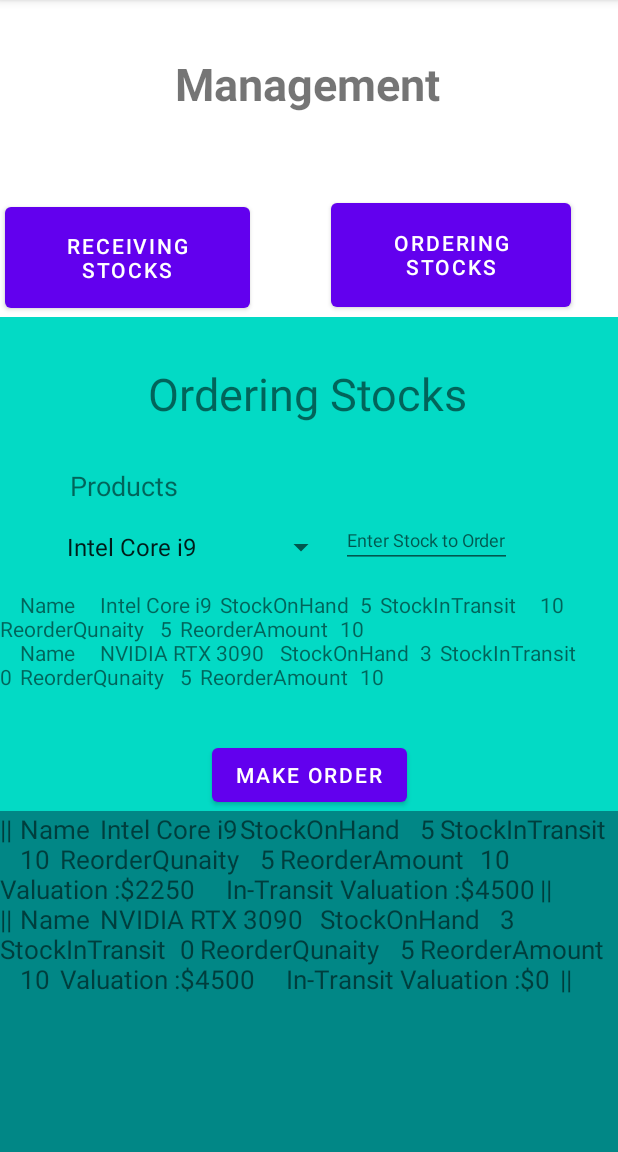
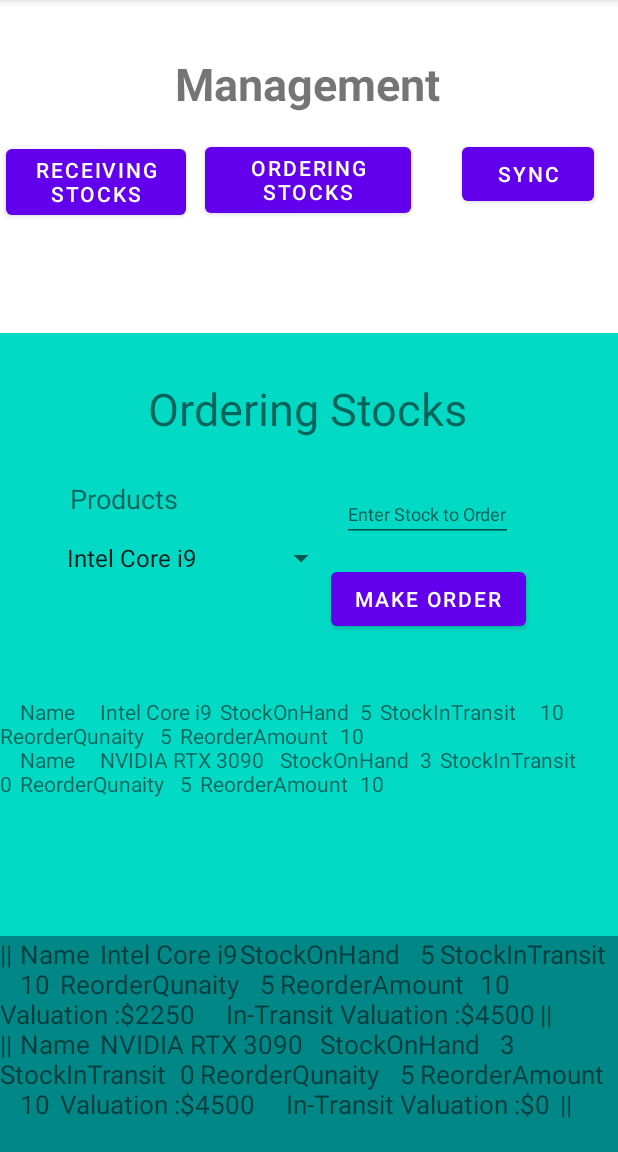
Before and after one commit to MatchHue/3606_A2, an Android app: the fragment OrderingStocksFragment placed in its activity, on a phone screen of 412 x 824 dp, the part 84-1236 px from its top. Run offline under Robolectric (Android 15) with nearby library versions, the phone set to English and light mode, and no system bars; libraries missing offline, so code that uses them is left out: com.loopj.android, cz.msebera.android.

```diff
--- a/app/build.gradle
+++ b/app/build.gradle
@@ -38,6 +38,8 @@ dependencies {
     implementation 'androidx.legacy:legacy-support-v4:1.0.0'
     implementation 'androidx.navigation:navigation-fragment:2.3.5'
     implementation 'androidx.navigation:navigation-ui:2.3.5'
+    implementation 'com.loopj.android:android-async-http:1.4.11'
+    implementation 'com.google.code.gson:gson:2.8.9'
     testImplementation 'junit:junit:4.+'
     androidTestImplementation 'androidx.test.ext:junit:1.1.3'
     androidTestImplementation 'androidx.test.espresso:espresso-core:3.4.0'
--- a/app/src/main/java/com/hfad/a816018640_and_816015043/MainActivity.java
+++ b/app/src/main/java/com/hfad/a816018640_and_816015043/MainActivity.java
@@ -1,15 +1,29 @@
 package com.hfad.a816018640_and_816015043;
+
+import android.database.Cursor;
+import android.database.sqlite.SQLiteDatabase;
+import android.database.sqlite.SQLiteOpenHelper;
+import android.os.Bundle;
+import android.view.View;
+import android.widget.Toast;
 
 import androidx.appcompat.app.AppCompatActivity;
 import androidx.fragment.app.Fragment;
 import androidx.fragment.app.FragmentManager;
 import androidx.fragment.app.FragmentTransaction;
 
-import android.content.Intent;
-import android.os.Bundle;
-import android.view.View;
+import com.example.a816018640_and_816015043.R;
+import com.google.gson.Gson;
+import com.google.gson.GsonBuilder;
+import com.loopj.android.http.AsyncHttpClient;
+import com.loopj.android.http.AsyncHttpResponseHandler;
+import com.loopj.android.http.RequestParams;
 
-import com.example.a816018640_and_816015043.R;
+import java.io.UnsupportedEncodingException;
+import java.util.ArrayList;
+import java.util.HashMap;
+
+import cz.msebera.android.httpclient.Header;
 
 public class MainActivity extends AppCompatActivity {
 
@@ -34,4 +48,59 @@ public class MainActivity extends AppCompatActivity {
         fragmentTransaction.commit();
 
     }
+
+    String url="http://192.168.100.192/starbuzz/syncdrinks.php";
+
+    public String composeJSONfromSQLite(){
+        ArrayList<HashMap<String, String>> ProductList;
+        ProductList = new ArrayList<HashMap<String, String>>();
+        SQLiteOpenHelper sqlDataHelper = new SqlDatabase(MainActivity.this);
+        SQLiteDatabase database = sqlDataHelper.getReadableDatabase();
+        Cursor cursor = database.rawQuery("select * from Product", null,null);
+        if (cursor.moveToFirst()) {
+            do {
+                HashMap<String, String> map = new HashMap<String, String>();
+                map.put("_id", cursor.getString(0));
+                ProductList.add(map);
+            } while (cursor.moveToNext());
+        }
+        database.close();
+        Gson gson = new GsonBuilder().create();
+        //Use GSON to serialize Array List to JSON
+        return gson.toJson(ProductList);
+    }
+
+    //Example of updating the DB on the server using a POST request
+    public void onSync(View view) {
+        Toast.makeText(MainActivity.this, "Attempting to sync...", Toast.LENGTH_LONG).show();
+        AsyncHttpClient client = new AsyncHttpClient();
+        RequestParams params = new RequestParams();
+        params.put("productsJSON", composeJSONfromSQLite());
+        client.post(url, params,new AsyncHttpResponseHandler() {
+            @Override
+            public void onSuccess(int statusCode, Header[] headers, byte[] responseBody) {
+                String byteToString = null;
+                try {
+                    byteToString = new String(responseBody, "UTF-8");
+                } catch (UnsupportedEncodingException e) {
+                    e.printStackTrace();
+                }
+               Toast.makeText(MainActivity.this, "Successful response: " + byteToString, Toast.LENGTH_LONG).show();
+            }
+
+            @Override
+            public void onFailure(int statusCode, Header[] headers, byte[] responseBody, Throwable error) {
+                if(statusCode == 404){
+                    Toast.makeText(getApplicationContext(), "Requested resource not found", Toast.LENGTH_LONG).show();
+                }else if(statusCode == 500){
+                    Toast.makeText(getApplicationContext(), "Something went wrong at server end", Toast.LENGTH_LONG).show();
+                }else{
+                    Toast.makeText(getApplicationContext(), "Unexpected Error occcured! [Most common Error: Device might not be connected to Internet]", Toast.LENGTH_LONG).show();
+                }
+            }
+        });
+    }
+
+
+
 }
--- a/app/src/main/java/com/hfad/a816018640_and_816015043/SqlDatabase.java
+++ b/app/src/main/java/com/hfad/a816018640_and_816015043/SqlDatabase.java
@@ -45,5 +45,8 @@ class SqlDatabase extends SQLiteOpenHelper {
         if(oldVersion<2){
             db.execSQL("ALTER TABLE Product ADD COLUMN FAVORITE NUMERIC");
         }
+        if (oldVersion < 3) {
+            db.execSQL("ALTER TABLE Product ADD COLUMN DIRTY BIT default 'FALSE'");
+        }
     }
     }
--- a/app/src/main/res/layout-large/activity_main.xml
+++ b/app/src/main/res/layout-large/activity_main.xml
@@ -1,5 +1,5 @@
 <?xml version="1.0" encoding="utf-8"?>
-<LinearLayout xmlns:android="http://schemas.android.com/apk/res/android"
+<androidx.constraintlayout.widget.ConstraintLayout xmlns:android="http://schemas.android.com/apk/res/android"
     xmlns:app="http://schemas.android.com/apk/res-auto"
     xmlns:tools="http://schemas.android.com/tools"
     android:layout_width="match_parent"
@@ -17,10 +17,10 @@
         android:textStyle="bold"
         app:layout_constraintBottom_toBottomOf="parent"
         app:layout_constraintEnd_toEndOf="parent"
-        app:layout_constraintHorizontal_bias="0.497"
+        app:layout_constraintHorizontal_bias="0.06"
         app:layout_constraintStart_toStartOf="parent"
         app:layout_constraintTop_toTopOf="parent"
-        app:layout_constraintVertical_bias="0.049" />
+        app:layout_constraintVertical_bias="0.048" />
 
     <Button
         android:id="@+id/receiveStock"
@@ -30,10 +30,10 @@
         android:text="@string/receive"
         app:layout_constraintBottom_toBottomOf="parent"
         app:layout_constraintEnd_toStartOf="@+id/orderStock"
-        app:layout_constraintHorizontal_bias="0.063"
+        app:layout_constraintHorizontal_bias="0.078"
         app:layout_constraintStart_toStartOf="parent"
         app:layout_constraintTop_toTopOf="parent"
-        app:layout_constraintVertical_bias="0.192" />
+        app:layout_constraintVertical_bias="0.147" />
 
     <Button
         android:id="@+id/orderStock"
@@ -43,21 +43,34 @@
         android:text="@string/order"
         app:layout_constraintBottom_toBottomOf="parent"
         app:layout_constraintEnd_toEndOf="parent"
-        app:layout_constraintHorizontal_bias="0.876"
+        app:layout_constraintHorizontal_bias="0.25"
         app:layout_constraintStart_toStartOf="parent"
         app:layout_constraintTop_toTopOf="parent"
-        app:layout_constraintVertical_bias="0.188" />
+        app:layout_constraintVertical_bias="0.146" />
+
+    <Button
+        android:id="@+id/sync"
+        android:layout_width="173dp"
+        android:layout_height="87dp"
+        android:onClick="onSync"
+        android:text="SYNC"
+        app:layout_constraintBottom_toBottomOf="parent"
+        app:layout_constraintEnd_toEndOf="parent"
+        app:layout_constraintHorizontal_bias="0.111"
+        app:layout_constraintStart_toStartOf="parent"
+        app:layout_constraintTop_toTopOf="parent"
+        app:layout_constraintVertical_bias="0.281" />
 
     <FrameLayout
         android:id="@+id/FragmentView"
-        android:layout_width="match_parent"
-        android:layout_height="match_parent"
+        android:layout_width="890dp"
+        android:layout_height="965dp"
         app:layout_constraintBottom_toBottomOf="parent"
         app:layout_constraintEnd_toEndOf="parent"
-        app:layout_constraintHorizontal_bias="0.0"
+        app:layout_constraintHorizontal_bias="1.0"
         app:layout_constraintStart_toStartOf="parent"
-        app:layout_constraintTop_toBottomOf="@+id/receiveStock"
+        app:layout_constraintTop_toTopOf="parent"
         app:layout_constraintVertical_bias="0.0" />
 
 
-</LinearLayout>
+</androidx.constraintlayout.widget.ConstraintLayout>
--- a/app/src/main/res/layout/activity_main.xml
+++ b/app/src/main/res/layout/activity_main.xml
@@ -24,40 +24,53 @@
 
     <Button
         android:id="@+id/receiveStock"
-        android:layout_width="163dp"
-        android:layout_height="79dp"
+        android:layout_width="120dp"
+        android:layout_height="56dp"
         android:onClick="receiveClick"
         android:text="@string/receive"
         app:layout_constraintBottom_toBottomOf="parent"
         app:layout_constraintEnd_toStartOf="@+id/orderStock"
-        app:layout_constraintHorizontal_bias="0.063"
+        app:layout_constraintHorizontal_bias="0.222"
         app:layout_constraintStart_toStartOf="parent"
         app:layout_constraintTop_toTopOf="parent"
-        app:layout_constraintVertical_bias="0.192" />
+        app:layout_constraintVertical_bias="0.131" />
 
     <Button
         android:id="@+id/orderStock"
-        android:layout_width="160dp"
-        android:layout_height="81dp"
+        android:layout_width="137dp"
+        android:layout_height="56dp"
         android:onClick="orderClick"
         android:text="@string/order"
         app:layout_constraintBottom_toBottomOf="parent"
         app:layout_constraintEnd_toEndOf="parent"
-        app:layout_constraintHorizontal_bias="0.876"
+        app:layout_constraintHorizontal_bias="0.498"
         app:layout_constraintStart_toStartOf="parent"
         app:layout_constraintTop_toTopOf="parent"
-        app:layout_constraintVertical_bias="0.188" />
+        app:layout_constraintVertical_bias="0.129" />
 
     <FrameLayout
         android:id="@+id/FragmentView"
         android:layout_width="match_parent"
-        android:layout_height="0dp"
+        android:layout_height="546dp"
         app:layout_constraintBottom_toBottomOf="parent"
         app:layout_constraintEnd_toEndOf="parent"
         app:layout_constraintHorizontal_bias="0.0"
         app:layout_constraintStart_toStartOf="parent"
-        app:layout_constraintTop_toBottomOf="@+id/receiveStock"
-        app:layout_constraintVertical_bias="0.0" />
+        app:layout_constraintTop_toTopOf="parent"
+        app:layout_constraintVertical_bias="1.0" />
+
+    <Button
+        android:id="@+id/sync"
+        android:layout_width="wrap_content"
+        android:layout_height="wrap_content"
+        android:text="SYNC"
+        android:onClick="onSync"
+        app:layout_constraintBottom_toBottomOf="parent"
+        app:layout_constraintEnd_toEndOf="parent"
+        app:layout_constraintHorizontal_bias="0.95"
+        app:layout_constraintStart_toStartOf="parent"
+        app:layout_constraintTop_toTopOf="parent"
+        app:layout_constraintVertical_bias="0.128" />
 
 
 </androidx.constraintlayout.widget.ConstraintLayout>
--- a/app/src/main/res/layout/fragment_ordering_stocks.xml
+++ b/app/src/main/res/layout/fragment_ordering_stocks.xml
@@ -53,10 +53,10 @@
         android:textSize="12sp"
         app:layout_constraintBottom_toBottomOf="parent"
         app:layout_constraintEnd_toEndOf="parent"
-        app:layout_constraintHorizontal_bias="0.762"
+        app:layout_constraintHorizontal_bias="0.766"
         app:layout_constraintStart_toStartOf="parent"
         app:layout_constraintTop_toTopOf="parent"
-        app:layout_constraintVertical_bias="0.25" />
+        app:layout_constraintVertical_bias="0.201" />
 
     <TextView
         android:id="@+id/ListProducts"
@@ -67,7 +67,7 @@
         app:layout_constraintHorizontal_bias="0.145"
         app:layout_constraintStart_toStartOf="parent"
         app:layout_constraintTop_toTopOf="parent"
-        app:layout_constraintVertical_bias="0.384" />
+        app:layout_constraintVertical_bias="0.525" />
 
     <Button
         android:id="@+id/makeOrder"
@@ -76,16 +76,18 @@
         android:text="@string/makeOrder"
         app:layout_constraintBottom_toBottomOf="parent"
         app:layout_constraintEnd_toEndOf="parent"
+        app:layout_constraintHorizontal_bias="0.782"
         app:layout_constraintStart_toStartOf="parent"
         app:layout_constraintTop_toTopOf="parent"
-        app:layout_constraintVertical_bias="0.553" />
+        app:layout_constraintVertical_bias="0.308" />
 
     <FrameLayout
         android:id="@+id/NestedFrag"
-        android:layout_width="match_parent"
-        android:layout_height="0dp"
+        android:layout_width="wrap_content"
+        android:layout_height="wrap_content"
         app:layout_constraintBottom_toBottomOf="parent"
-        app:layout_constraintTop_toBottomOf="@+id/makeOrder"
-        tools:layout_editor_absoluteX="0dp" />
+        app:layout_constraintStart_toStartOf="parent"
+        app:layout_constraintTop_toTopOf="parent"
+        app:layout_constraintVertical_bias="1.0" />
 
 </androidx.constraintlayout.widget.ConstraintLayout>
```
Also changed, not shown: app/src/main/java/com/hfad/a816018640_and_816015043/ReceivingStocksFragment.java (+3 -7 lines).
